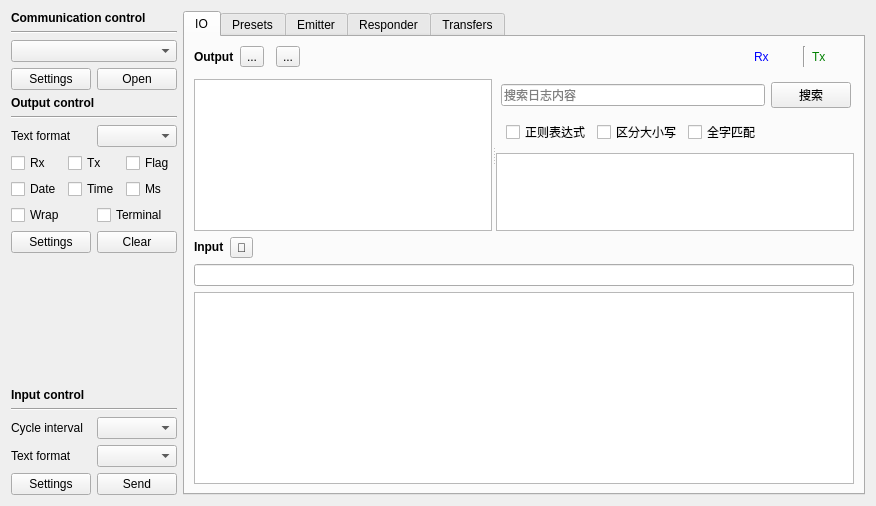
Qt form src/page/page.ui (x-tools-author/x-tools) before a commit.
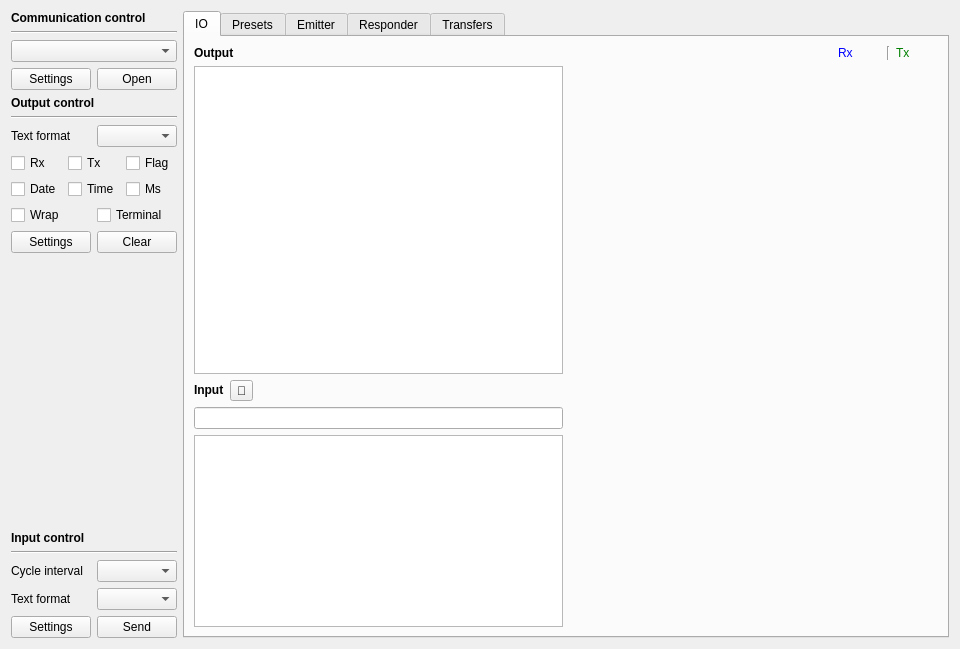
The same form after that commit. Custom widgets are drawn as their Qt base class.

Patch:
```diff
--- a/src/page/page.ui
+++ b/src/page/page.ui
@@ -6,15 +6,15 @@
    <rect>
     <x>0</x>
     <y>0</y>
-    <width>876</width>
-    <height>438</height>
+    <width>960</width>
+    <height>649</height>
    </rect>
   </property>
   <property name="windowTitle">
    <string notr="true">Form</string>
   </property>
-  <layout class="QHBoxLayout" name="horizontalLayout_7">
-   <item>
+  <layout class="QGridLayout" name="gridLayout_4">
+   <item row="0" column="0">
     <widget class="QWidget" name="widgetController" native="true">
      <layout class="QGridLayout" name="gridLayout">
       <property name="leftMargin">
@@ -29,34 +29,31 @@
       <property name="bottomMargin">
        <number>0</number>
       </property>
-      <item row="18" column="0" colspan="2">
-       <layout class="QHBoxLayout" name="horizontalLayout">
+      <item row="16" column="0">
+       <widget class="QLabel" name="label_5">
+        <property name="text">
+         <string>Cycle interval</string>
+        </property>
+       </widget>
+      </item>
+      <item row="5" column="0" colspan="2">
+       <layout class="QHBoxLayout" name="horizontalLayout_2">
         <item>
-         <widget class="QPushButton" name="pushButtonInputSettings">
+         <widget class="QPushButton" name="pushButtonDeviceSettings">
           <property name="text">
            <string>Settings</string>
           </property>
          </widget>
         </item>
         <item>
-         <widget class="QPushButton" name="pushButtonInputWriteBytes">
+         <widget class="QPushButton" name="pushButtonDeviceOpen">
           <property name="text">
-           <string>Send</string>
+           <string>Open</string>
           </property>
          </widget>
         </item>
        </layout>
       </item>
-      <item row="3" column="0" colspan="2">
-       <layout class="QVBoxLayout" name="verticalLayoutDeviceController"/>
-      </item>
-      <item row="15" column="0" colspan="2">
-       <widget class="Line" name="line_3">
-        <property name="orientation">
-         <enum>Qt::Orientation::Horizontal</enum>
-        </property>
-       </widget>
-      </item>
       <item row="12" column="0" colspan="2">
        <layout class="QHBoxLayout" name="horizontalLayout_3">
         <item>
@@ -75,12 +72,8 @@
         </item>
        </layout>
       </item>
-      <item row="9" column="0">
-       <widget class="QLabel" name="label_7">
-        <property name="text">
-         <string>Text format</string>
-        </property>
-       </widget>
+      <item row="9" column="1">
+       <widget class="QComboBox" name="comboBoxOutputFormat"/>
       </item>
       <item row="16" column="1">
        <widget class="QComboBox" name="comboBoxInputInterval">
@@ -89,8 +82,8 @@
         </property>
        </widget>
       </item>
-      <item row="8" column="0" colspan="2">
-       <widget class="Line" name="line_2">
+      <item row="1" column="0" colspan="2">
+       <widget class="Line" name="line">
         <property name="orientation">
          <enum>Qt::Orientation::Horizontal</enum>
         </property>
@@ -109,9 +102,6 @@
         </property>
        </spacer>
       </item>
-      <item row="17" column="1">
-       <widget class="QComboBox" name="comboBoxInputFormat"/>
-      </item>
       <item row="10" column="0" colspan="2">
        <layout class="QGridLayout" name="gridLayout_2">
         <item row="0" column="0">
@@ -158,27 +148,12 @@
         </item>
        </layout>
       </item>
-      <item row="5" column="0" colspan="2">
-       <layout class="QHBoxLayout" name="horizontalLayout_2">
-        <item>
-         <widget class="QPushButton" name="pushButtonDeviceSettings">
-          <property name="text">
-           <string>Settings</string>
-          </property>
-         </widget>
-        </item>
-        <item>
-         <widget class="QPushButton" name="pushButtonDeviceOpen">
-          <property name="text">
-           <string>Open</string>
-          </property>
-         </widget>
-        </item>
-       </layout>
-      </item>
       <item row="2" column="0" colspan="2">
        <widget class="QComboBox" name="comboBoxDeviceTypes"/>
       </item>
+      <item row="17" column="1">
+       <widget class="QComboBox" name="comboBoxInputFormat"/>
+      </item>
       <item row="7" column="0" colspan="2">
        <widget class="QLabel" name="label_2">
         <property name="font">
@@ -191,6 +166,16 @@
         </property>
        </widget>
       </item>
+      <item row="3" column="0" colspan="2">
+       <layout class="QVBoxLayout" name="verticalLayoutDeviceController"/>
+      </item>
+      <item row="15" column="0" colspan="2">
+       <widget class="Line" name="line_3">
+        <property name="orientation">
+         <enum>Qt::Orientation::Horizontal</enum>
+        </property>
+       </widget>
+      </item>
       <item row="14" column="0" colspan="2">
        <widget class="QLabel" name="label_3">
         <property name="font">
@@ -203,48 +188,6 @@
         </property>
        </widget>
       </item>
-      <item row="9" column="1">
-       <widget class="QComboBox" name="comboBoxOutputFormat"/>
-      </item>
-      <item row="0" column="0" colspan="2">
-       <widget class="QLabel" name="label">
-        <property name="sizePolicy">
-         <sizepolicy hsizetype="Preferred" vsizetype="Fixed">
-          <horstretch>0</horstretch>
-          <verstretch>0</verstretch>
-         </sizepolicy>
-        </property>
-        <property name="font">
-         <font>
-          <bold>true</bold>
-         </font>
-        </property>
-        <property name="text">
-         <string>Communication control</string>
-        </property>
-       </widget>
-      </item>
-      <item row="17" column="0">
-       <widget class="QLabel" name="label_6">
-        <property name="text">
-         <string>Text format</string>
-        </property>
-       </widget>
-      </item>
-      <item row="16" column="0">
-       <widget class="QLabel" name="label_5">
-        <property name="text">
-         <string>Cycle interval</string>
-        </property>
-       </widget>
-      </item>
-      <item row="1" column="0" colspan="2">
-       <widget class="Line" name="line">
-        <property name="orientation">
-         <enum>Qt::Orientation::Horizontal</enum>
-        </property>
-       </widget>
-      </item>
       <item row="11" column="0" colspan="2">
        <layout class="QHBoxLayout" name="horizontalLayout_8">
         <item>
@@ -263,10 +206,67 @@
         </item>
        </layout>
       </item>
-     </layout>
-    </widget>
-   </item>
+      <item row="0" column="0" colspan="2">
+       <widget class="QLabel" name="label">
+        <property name="sizePolicy">
+         <sizepolicy hsizetype="Preferred" vsizetype="Fixed">
+          <horstretch>0</horstretch>
+          <verstretch>0</verstretch>
+         </sizepolicy>
+        </property>
+        <property name="font">
+         <font>
+          <bold>true</bold>
+         </font>
+        </property>
+        <property name="text">
+         <string>Communication control</string>
+        </property>
+       </widget>
+      </item>
+      <item row="18" column="0" colspan="2">
+       <layout class="QHBoxLayout" name="horizontalLayout">
    <item>
+         <widget class="QPushButton" name="pushButtonInputSettings">
+          <property name="text">
+           <string>Settings</string>
+          </property>
+         </widget>
+        </item>
+        <item>
+         <widget class="QPushButton" name="pushButtonInputWriteBytes">
+          <property name="text">
+           <string>Send</string>
+          </property>
+         </widget>
+        </item>
+       </layout>
+      </item>
+      <item row="17" column="0">
+       <widget class="QLabel" name="label_6">
+        <property name="text">
+         <string>Text format</string>
+        </property>
+       </widget>
+      </item>
+      <item row="9" column="0">
+       <widget class="QLabel" name="label_7">
+        <property name="text">
+         <string>Text format</string>
+        </property>
+       </widget>
+      </item>
+      <item row="8" column="0" colspan="2">
+       <widget class="Line" name="line_2">
+        <property name="orientation">
+         <enum>Qt::Orientation::Horizontal</enum>
+        </property>
+       </widget>
+      </item>
+     </layout>
+    </widget>
+   </item>
+   <item row="0" column="1">
     <widget class="QTabWidget" name="tabWidget">
      <property name="currentIndex">
       <number>0</number>
@@ -275,8 +275,42 @@
       <attribute name="title">
        <string>IO</string>
       </attribute>
-      <layout class="QVBoxLayout" name="verticalLayout">
+      <layout class="QVBoxLayout" name="verticalLayout_2">
        <item>
+        <widget class="QWidget" name="widgetOutput" native="true">
+         <layout class="QGridLayout" name="gridLayout_5">
+          <property name="leftMargin">
+           <number>0</number>
+          </property>
+          <property name="topMargin">
+           <number>0</number>
+          </property>
+          <property name="rightMargin">
+           <number>0</number>
+          </property>
+          <property name="bottomMargin">
+           <number>0</number>
+          </property>
+          <item row="1" column="0">
+           <widget class="QTextBrowser" name="textBrowserOutput"/>
+          </item>
+          <item row="1" column="1">
+           <widget class="OutputPanelsManager" name="widgetOutputPanels" native="true">
+            <property name="sizePolicy">
+             <sizepolicy hsizetype="Expanding" vsizetype="Preferred">
+              <horstretch>0</horstretch>
+              <verstretch>0</verstretch>
+             </sizepolicy>
+            </property>
+            <property name="minimumSize">
+             <size>
+              <width>100</width>
+              <height>0</height>
+             </size>
+            </property>
+           </widget>
+          </item>
+          <item row="0" column="0" colspan="2">
         <layout class="QHBoxLayout" name="horizontalLayoutOutput">
          <item>
           <widget class="QLabel" name="label_4">
@@ -291,25 +325,11 @@
           </widget>
          </item>
          <item>
-          <widget class="QToolButton" name="toolButtonCharts">
-           <property name="text">
-            <string notr="true">...</string>
-           </property>
-          </widget>
+             <layout class="QHBoxLayout" name="horizontalLayoutOutputPanelsController"/>
          </item>
          <item>
           <widget class="QWidget" name="widgetChartsController" native="true"/>
          </item>
-         <item>
-          <widget class="QToolButton" name="toolButtonSearch">
-           <property name="toolTip">
-            <string>Advanced search</string>
-           </property>
-           <property name="text">
-            <string>...</string>
-           </property>
-          </widget>
-         </item>
          <item>
           <widget class="QLabel" name="label_8">
            <property name="sizePolicy">
@@ -402,36 +422,12 @@
          </item>
         </layout>
        </item>
-       <item>
-        <widget class="QWidget" name="widgetCharts" native="true">
-         <property name="sizePolicy">
-          <sizepolicy hsizetype="Preferred" vsizetype="Expanding">
-           <horstretch>0</horstretch>
-           <verstretch>0</verstretch>
-          </sizepolicy>
-         </property>
+         </layout>
         </widget>
        </item>
        <item>
-        <widget class="QSplitter" name="splitterOutput">
-         <property name="sizePolicy">
-          <sizepolicy hsizetype="Expanding" vsizetype="Expanding">
-           <horstretch>0</horstretch>
-           <verstretch>0</verstretch>
-          </sizepolicy>
-         </property>
-         <property name="minimumSize">
-          <size>
-           <width>0</width>
-           <height>150</height>
-          </size>
-         </property>
-         <property name="orientation">
-          <enum>Qt::Orientation::Horizontal</enum>
-         </property>
-         <widget class="QTextBrowser" name="textBrowserOutput"/>
-         <widget class="QWidget" name="widgetSearch" native="true">
-          <layout class="QVBoxLayout" name="verticalLayoutSearch">
+        <widget class="QWidget" name="widgetInput" native="true">
+         <layout class="QGridLayout" name="gridLayout_3">
            <property name="leftMargin">
             <number>0</number>
            </property>
@@ -444,101 +440,35 @@
            <property name="bottomMargin">
             <number>0</number>
            </property>
-           <item>
-            <layout class="QHBoxLayout" name="horizontalLayoutSearch">
-             <property name="leftMargin">
-              <number>5</number>
-             </property>
-             <property name="topMargin">
-              <number>3</number>
-             </property>
-             <property name="rightMargin">
-              <number>3</number>
-             </property>
-             <property name="bottomMargin">
-              <number>3</number>
-             </property>
-             <item>
-              <widget class="QLineEdit" name="lineEditSearch">
+          <item row="1" column="0">
+           <widget class="QLineEdit" name="lineEditInput">
+            <property name="clearButtonEnabled">
+             <bool>true</bool>
+            </property>
+           </widget>
+          </item>
+          <item row="1" column="1" rowspan="2">
+           <widget class="InputPanelsManager" name="widgetInputPanels" native="true">
                <property name="sizePolicy">
-                <sizepolicy hsizetype="Expanding" vsizetype="Fixed">
+             <sizepolicy hsizetype="Expanding" vsizetype="Preferred">
                  <horstretch>0</horstretch>
                  <verstretch>0</verstretch>
                 </sizepolicy>
                </property>
-               <property name="placeholderText">
-                <string>搜索日志内容</string>
-               </property>
-              </widget>
-             </item>
-             <item>
-              <widget class="QPushButton" name="pushButtonSearch">
-               <property name="text">
-                <string>搜索</string>
+           </widget>
+          </item>
+          <item row="2" column="0">
+           <widget class="QPlainTextEdit" name="plainTextEditInput">
+            <property name="sizePolicy">
+             <sizepolicy hsizetype="Expanding" vsizetype="Minimum">
+              <horstretch>0</horstretch>
+              <verstretch>0</verstretch>
+             </sizepolicy>
                </property>
               </widget>
              </item>
-            </layout>
-           </item>
-           <item>
-            <layout class="QHBoxLayout" name="horizontalLayoutSearchOptions">
-             <property name="leftMargin">
-              <number>10</number>
-             </property>
-             <property name="topMargin">
-              <number>3</number>
-             </property>
-             <property name="rightMargin">
-              <number>3</number>
-             </property>
-             <property name="bottomMargin">
-              <number>3</number>
-             </property>
-             <item>
-              <widget class="QCheckBox" name="checkBoxRegex">
-               <property name="text">
-                <string>正则表达式</string>
-               </property>
-              </widget>
-             </item>
-             <item>
-              <widget class="QCheckBox" name="checkBoxMatchCase">
-               <property name="text">
-                <string>区分大小写</string>
-               </property>
-              </widget>
-             </item>
-             <item>
-              <widget class="QCheckBox" name="checkBoxWholeWord">
-               <property name="text">
-                <string>全字匹配</string>
-               </property>
-              </widget>
-             </item>
-             <item>
-              <spacer name="horizontalSpacerSearchOptions">
-               <property name="orientation">
-                <enum>Qt::Orientation::Horizontal</enum>
-               </property>
-               <property name="sizeHint" stdset="0">
-                <size>
-                 <width>40</width>
-                 <height>20</height>
-                </size>
-               </property>
-              </spacer>
-             </item>
-            </layout>
-           </item>
-           <item>
-            <widget class="QTextBrowser" name="textBrowserSearchResult"/>
-           </item>
-          </layout>
-         </widget>
-        </widget>
-       </item>
-       <item>
-        <layout class="QHBoxLayout" name="horizontalLayout_5">
+          <item row="0" column="0" colspan="2">
+           <layout class="QHBoxLayout" name="horizontalLayout_4">
          <item>
           <widget class="QLabel" name="label_10">
            <property name="sizePolicy">
@@ -570,6 +500,9 @@
            </property>
           </widget>
          </item>
+            <item>
+             <layout class="QHBoxLayout" name="horizontalLayoutInputPanelsController"/>
+            </item>
          <item>
           <widget class="QLabel" name="labelInfo">
            <property name="sizePolicy">
@@ -592,26 +525,8 @@
          </item>
         </layout>
        </item>
-       <item>
-        <layout class="QVBoxLayout" name="verticalLayout_2">
-         <item>
-          <widget class="QLineEdit" name="lineEditInput">
-           <property name="clearButtonEnabled">
-            <bool>true</bool>
-           </property>
-          </widget>
-         </item>
-         <item>
-          <widget class="QPlainTextEdit" name="plainTextEditInput">
-           <property name="sizePolicy">
-            <sizepolicy hsizetype="Expanding" vsizetype="Minimum">
-             <horstretch>0</horstretch>
-             <verstretch>0</verstretch>
-            </sizepolicy>
-           </property>
-          </widget>
-         </item>
-        </layout>
+         </layout>
+        </widget>
        </item>
       </layout>
      </widget>
@@ -664,6 +579,18 @@
    <header location="global">page/transfer/transfersview.h</header>
    <container>1</container>
   </customwidget>
+  <customwidget>
+   <class>InputPanelsManager</class>
+   <extends>QWidget</extends>
+   <header location="global">page/panels/inputpanels/inputpanelsmanager.h</header>
+   <container>1</container>
+  </customwidget>
+  <customwidget>
+   <class>OutputPanelsManager</class>
+   <extends>QWidget</extends>
+   <header location="global">page/panels/outputpanels/outputpanelsmanager.h</header>
+   <container>1</container>
+  </customwidget>
  </customwidgets>
  <tabstops>
   <tabstop>comboBoxDeviceTypes</tabstop>
```
Left out of the diff: 1 changed line with no effect on the pictures. Lines whose indentation alone changed are shown as unchanged.
